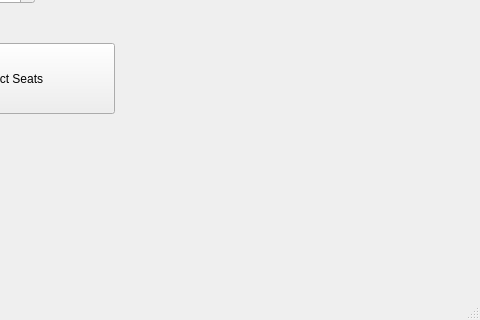
Old version of the form movieBookingUiBased/mainwindow.ui in the repository sahil4129/movie_booking_system; both pictures show x 326 to 806 and y 317 to 637 of the 806 by 637 pixel window.
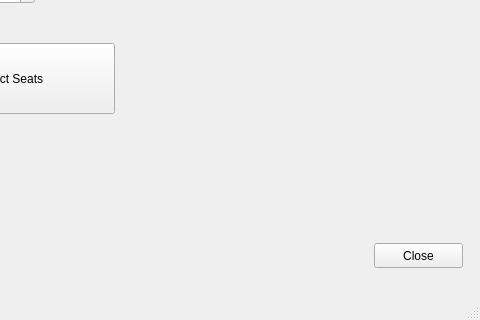
New version of the form.

```diff
--- a/movieBookingUiBased/mainwindow.ui
+++ b/movieBookingUiBased/mainwindow.ui
@@ -221,6 +221,19 @@
      <string>Select Seats</string>
     </property>
    </widget>
+   <widget class="QPushButton" name="adminLoginpushButton_3">
+    <property name="geometry">
+     <rect>
+      <x>700</x>
+      <y>560</y>
+      <width>89</width>
+      <height>25</height>
+     </rect>
+    </property>
+    <property name="text">
+     <string>Close</string>
+    </property>
+   </widget>
   </widget>
   <widget class="QMenuBar" name="menubar">
    <property name="geometry">
```
Left out of the diff: 25 changed lines with no effect on the pictures.
